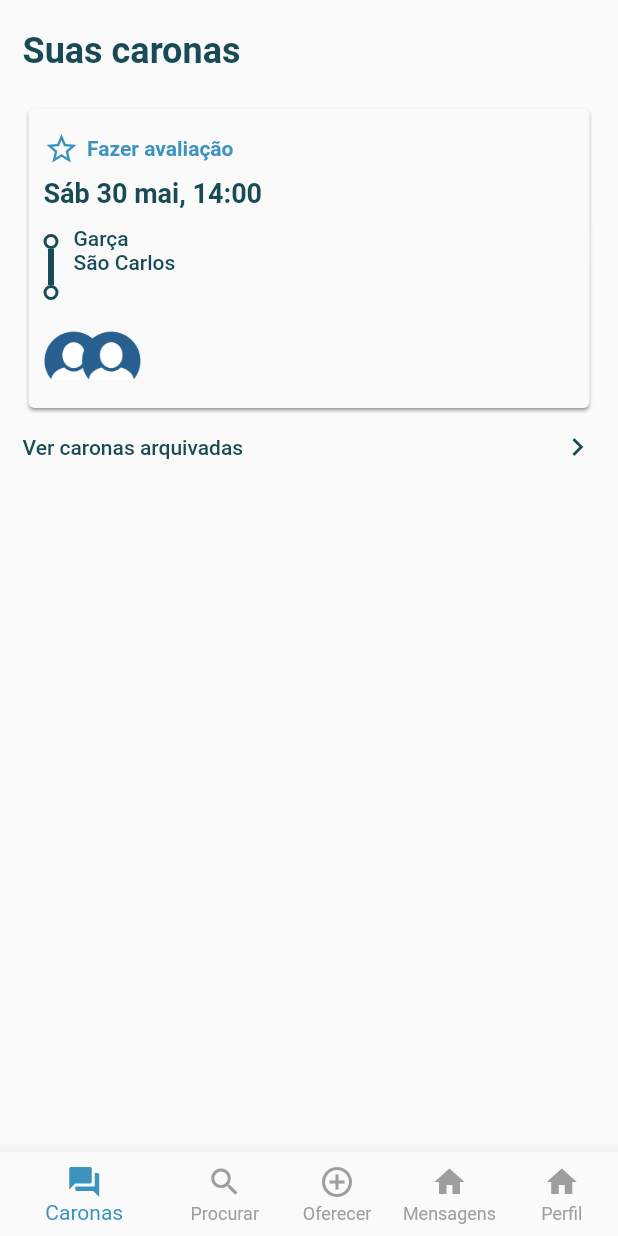
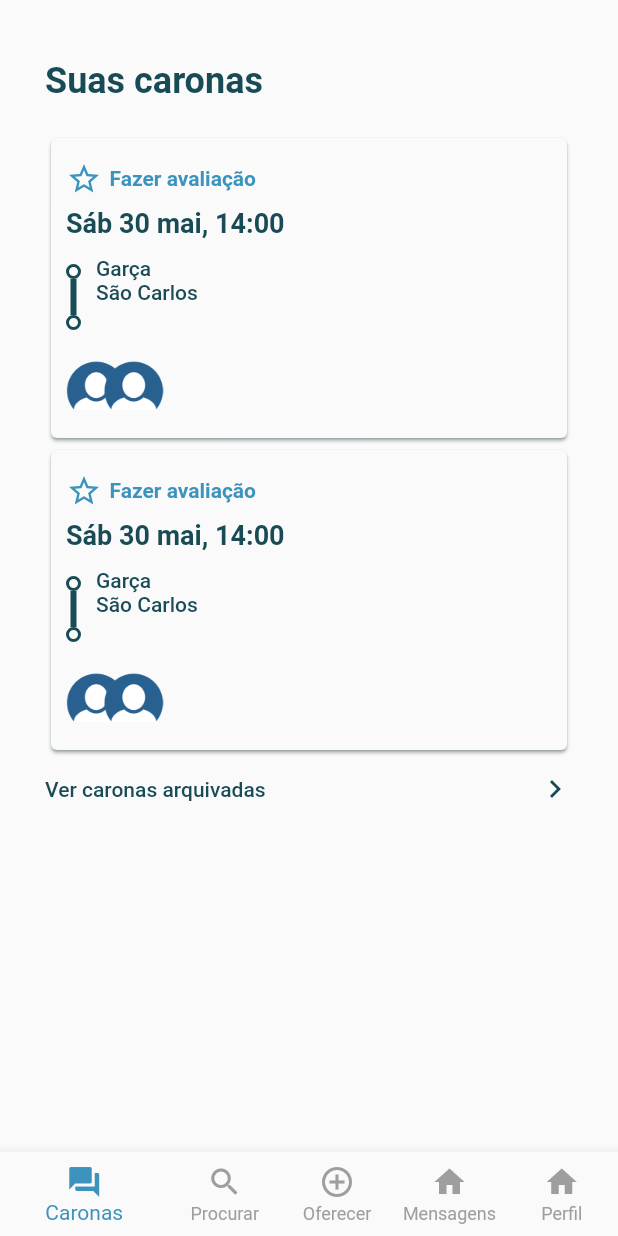
Before and after one commit to claudineibjr/bla_bla_car_clone, a Flutter app: the screen it shows after launch, on a phone screen of 412 x 824 dp. Run offline on Flutter 3.47's test engine with Material 2 defaults, Android fonts, the phone set to English and light mode, and no system bars.

Commit message:
Changing Ride Screen - Applying SingleChildScrollView

```diff
--- a/lib/ui/screens/rides/rides_screen.dart
+++ b/lib/ui/screens/rides/rides_screen.dart
@@ -89,9 +89,11 @@ class _RidesScreenState extends State<RidesScreen> {
                 ),
                 SizedBox(width: 10),
                 Column(
+                  mainAxisSize: MainAxisSize.max,
                   mainAxisAlignment: MainAxisAlignment.spaceBetween,
                   crossAxisAlignment: CrossAxisAlignment.start,
                   children: <Widget>[
+                    // TODO: Adjust this
                     Text(
                       'Garça',
                       style: TextStyle(
@@ -136,6 +138,7 @@ class _RidesScreenState extends State<RidesScreen> {
     List<Widget> cards = [];
 
     cards.add(getCard());
+    cards.add(getCard());
 
     return cards;
   }
@@ -143,7 +146,14 @@ class _RidesScreenState extends State<RidesScreen> {
   @override
   Widget build(BuildContext context) {
     return Scaffold(
-      body: Column(
+      body: SafeArea(
+        child: Padding(
+          padding: EdgeInsets.symmetric(
+            vertical: 20.0,
+            horizontal: 15.0,
+          ),
+          child: SingleChildScrollView(
+            child: Column(
               crossAxisAlignment: CrossAxisAlignment.start,
               children: <Widget>[
                 Text(
@@ -181,6 +191,9 @@ class _RidesScreenState extends State<RidesScreen> {
                   ],
                 ),
             ),
+          ),
+        ),
+      ),
     );
   }
 }
```
Lines whose indentation alone changed are shown as unchanged.
